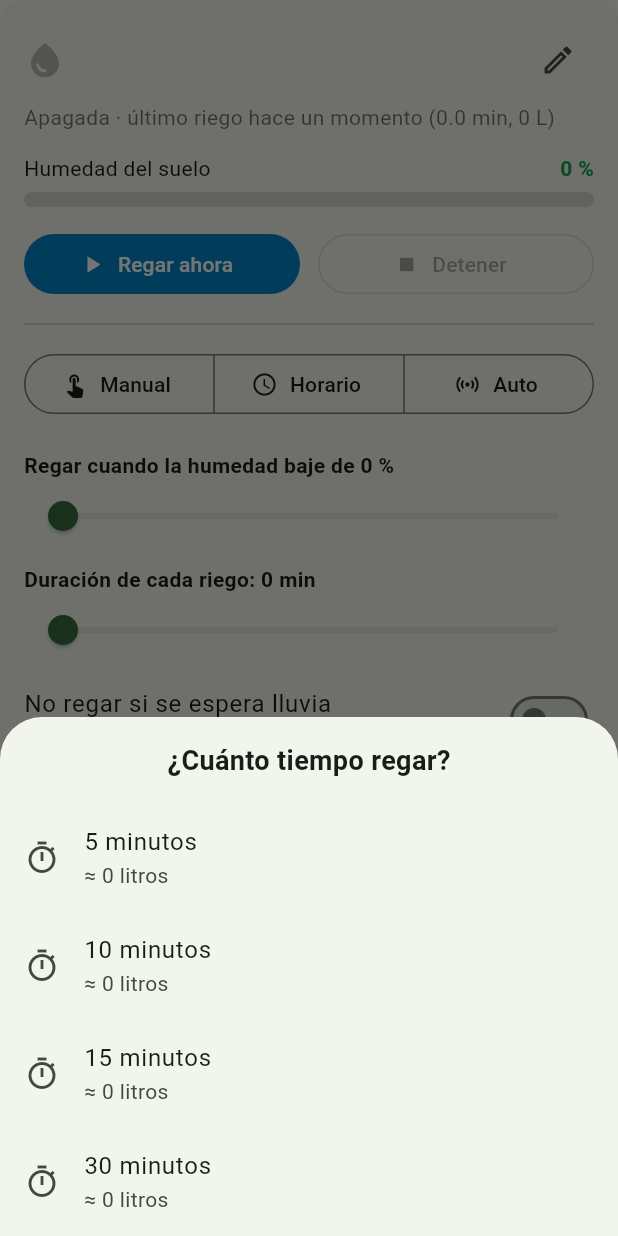
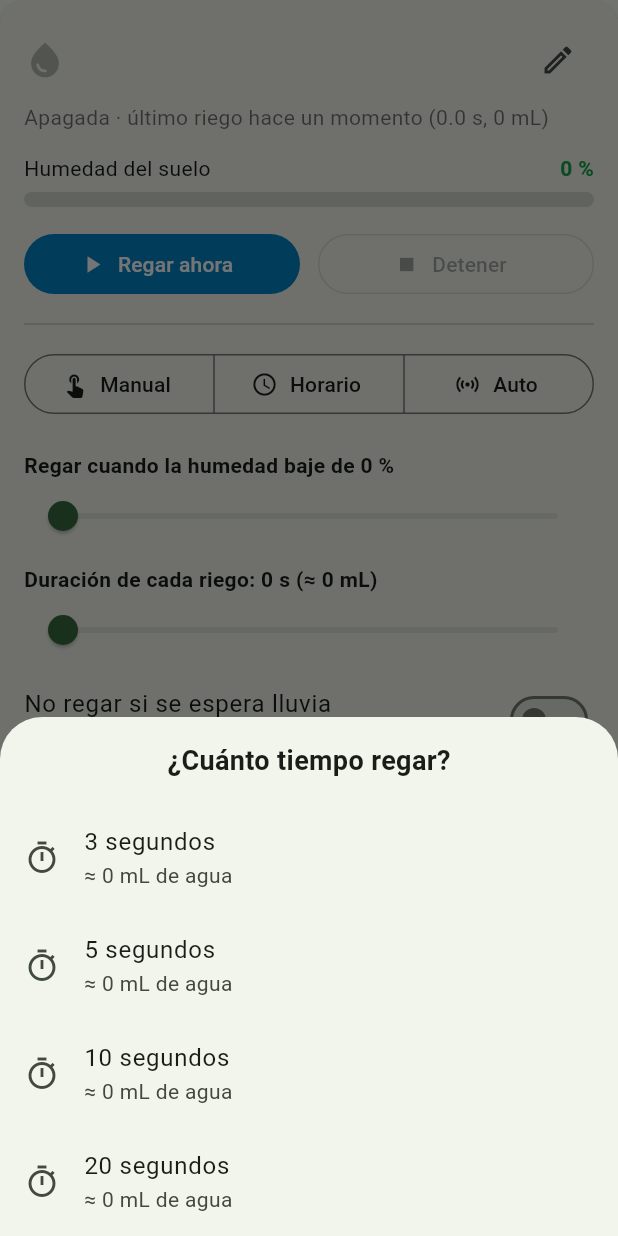
Before and after one commit to al-0001-wagen/U-farm, a Flutter app: the _TarjetaZona widget shown alone on an empty page, opened directly with empty values, after a tap on "Regar ahora", on a phone screen of 412 x 824 dp. Run offline on Flutter 3.47's test engine with Material 3 defaults, Android fonts, the phone set to English and light mode, and no system bars; network calls fail.

Commit message:
Adaptar riego y vidrio a la maqueta
- Riego: 2 zonas con minibombas, duración en segundos y apagado preciso
- Vidrio: servo MG90S con engrane y cremallera (x = r·θ, x(t) = v·t),
  sensor de lluvia y DHT22
- Programas de prueba sin internet para la bomba y el servo
- Corregir la URL de Firebase en ganado.dart y ponerla en las placas
- Revisar en GitHub que los programas de Arduino compilen

Co-Authored-By: Claude Opus 5.5 <noreply@anthropic.com>
Claude-Session: https://claude.ai/code/session_01Kb4KFsWrrPkYPSSWyovCWL

```diff
--- a/lib/ganado.dart
+++ b/lib/ganado.dart
@@ -16,7 +16,7 @@ import 'package:http/http.dart' as http;
 // ---------------------------------------------------------------------------
 
 /// La misma URL que pusieron en el receptor (sin "/" al final).
-const String urlFirebase = 'https://u-farm-fbd03-default-rtdb.firebaseio.com/;
+const String urlFirebase = 'https://u-farm-fbd03-default-rtdb.firebaseio.com';
 
 /// Rangos normales de un conejo adulto. Confírmenlos con un veterinario
 /// y ajústenlos si usan otro animal (por ejemplo, gallinas).
--- a/lib/riego.dart
+++ b/lib/riego.dart
@@ -27,7 +27,7 @@ class ConfigZona {
   String nombre;
   String modo; // 'manual', 'horario' o 'auto'
   List<String> horarios; // 'HH:MM'
-  int duracionMin;
+  int duracionSeg;
   int umbralHumedad;
   bool saltarSiLlueve;
   double caudalLpm;
@@ -36,7 +36,7 @@ class ConfigZona {
     required this.nombre,
     required this.modo,
     required this.horarios,
-    required this.duracionMin,
+    required this.duracionSeg,
     required this.umbralHumedad,
     required this.saltarSiLlueve,
     required this.caudalLpm,
@@ -51,10 +51,10 @@ class ConfigZona {
       horarios: horarios is List
           ? horarios.whereType<String>().toList()
           : <String>[],
-      duracionMin: (j['duracionMin'] as num?)?.round() ?? 10,
+      duracionSeg: (j['duracionSeg'] as num?)?.round() ?? 5,
       umbralHumedad: (j['umbralHumedad'] as num?)?.round() ?? 35,
       saltarSiLlueve: (j['saltarSiLlueve'] as bool?) ?? true,
-      caudalLpm: (j['caudalLpm'] as num?)?.toDouble() ?? 8,
+      caudalLpm: (j['caudalLpm'] as num?)?.toDouble() ?? 1.5,
     );
   }
 
@@ -62,7 +62,7 @@ class ConfigZona {
         'nombre': nombre,
         'modo': modo,
         'horarios': horarios,
-        'duracionMin': duracionMin,
+        'duracionSeg': duracionSeg,
         'umbralHumedad': umbralHumedad,
         'saltarSiLlueve': saltarSiLlueve,
         'caudalLpm': caudalLpm,
@@ -77,8 +77,8 @@ class EstadoZona {
   final String motivo;
   final int? lluviaHoy;
   final DateTime? ultimoRiego;
-  final double? ultimoMin;
-  final int? ultimoLitros;
+  final double? ultimoSeg;
+  final int? ultimoMl;
   final DateTime? actualizado;
 
   const EstadoZona({
@@ -89,8 +89,8 @@ class EstadoZona {
     this.motivo = '',
     this.lluviaHoy,
     this.ultimoRiego,
-    this.ultimoMin,
-    this.ultimoLitros,
+    this.ultimoSeg,
+    this.ultimoMl,
     this.actualizado,
   });
 
@@ -106,8 +106,8 @@ class EstadoZona {
       motivo: (j['motivo'] as String?) ?? '',
       lluviaHoy: (j['lluviaHoy'] as num?)?.round(),
       ultimoRiego: fecha(j['ultimoRiego']),
-      ultimoMin: (j['ultimoMin'] as num?)?.toDouble(),
-      ultimoLitros: (j['ultimoLitros'] as num?)?.round(),
+      ultimoSeg: (j['ultimoSeg'] as num?)?.toDouble(),
+      ultimoMl: (j['ultimoMl'] as num?)?.round(),
       actualizado: fecha(j['actualizado']),
     );
   }
@@ -160,8 +160,8 @@ class ServicioRiego {
   static Future<void> guardarConfig(String id, ConfigZona config) =>
       _enviar(_url('/$id/config'), config.aJson());
 
-  static Future<void> regar(String id, int minutos) =>
-      _enviar(_url('/$id/comando'), {'accion': 'regar', 'minutos': minutos});
+  static Future<void> regar(String id, int segundos) =>
+      _enviar(_url('/$id/comando'), {'accion': 'regar', 'segundos': segundos});
 
   static Future<void> detener(String id) =>
       _enviar(_url('/$id/comando'), {'accion': 'detener'});
@@ -199,7 +199,7 @@ class _PantallaRiegoState extends State<PantallaRiego> {
     super.initState();
     _cargar();
     _temporizador =
-        Timer.periodic(const Duration(seconds: 5), (_) => _cargar());
+        Timer.periodic(const Duration(seconds: 2), (_) => _cargar());
   }
 
   @override
@@ -242,7 +242,7 @@ class _PantallaRiegoState extends State<PantallaRiego> {
   @override
   Widget build(BuildContext context) {
     final zonas = _zonas;
-    final litrosHoy = zonas == null ? 0 : _litrosDeHoy(zonas);
+    final mlHoy = zonas == null ? 0 : _mlDeHoy(zonas);
 
     return Scaffold(
       backgroundColor: const Color(0xFFF1EFE8),
@@ -280,17 +280,17 @@ class _PantallaRiegoState extends State<PantallaRiego> {
                   ),
                 if (zonas.isNotEmpty) ...[
                   _resumenLluvia(zonas),
-                  if (litrosHoy > 0)
+                  if (mlHoy > 0)
                     _aviso(Icons.water, 'Agua usada en los últimos riegos de hoy: '
-                        '$litrosHoy L aprox.', _azul),
+                        '$mlHoy mL aprox.', _azul),
                 ],
                 for (final z in zonas)
                   _TarjetaZona(
                     zona: z,
                     alCambiar: () => _guardar(z),
-                    alRegar: (min) => _ejecutar(
-                      () => ServicioRiego.regar(z.id, min),
-                      'Orden enviada: regar $min min. '
+                    alRegar: (seg) => _ejecutar(
+                      () => ServicioRiego.regar(z.id, seg),
+                      'Orden enviada: regar $seg s. '
                       'El controlador la aplicará en unos segundos.',
                     ),
                     alDetener: () => _ejecutar(
@@ -303,7 +303,7 @@ class _PantallaRiegoState extends State<PantallaRiego> {
     );
   }
 
-  int _litrosDeHoy(List<ZonaRiego> zonas) {
+  int _mlDeHoy(List<ZonaRiego> zonas) {
     final hoy = DateTime.now();
     var total = 0;
     for (final z in zonas) {
@@ -312,7 +312,7 @@ class _PantallaRiegoState extends State<PantallaRiego> {
           f.year == hoy.year &&
           f.month == hoy.month &&
           f.day == hoy.day) {
-        total += z.estado.ultimoLitros ?? 0;
+        total += z.estado.ultimoMl ?? 0;
       }
     }
     return total;
@@ -364,7 +364,7 @@ class _PantallaRiegoState extends State<PantallaRiego> {
 class _TarjetaZona extends StatelessWidget {
   final ZonaRiego zona;
   final VoidCallback alCambiar;
-  final void Function(int minutos) alRegar;
+  final void Function(int segundos) alRegar;
   final VoidCallback alDetener;
 
   const _TarjetaZona({
@@ -446,9 +446,9 @@ class _TarjetaZona extends StatelessWidget {
       color = Colors.orange.shade800;
     } else if (e.ultimoRiego != null) {
       texto = 'Apagada · último riego ${_haceCuanto(e.ultimoRiego!)}';
-      if (e.ultimoMin != null) texto += ' (${e.ultimoMin} min';
-      if (e.ultimoLitros != null) texto += ', ${e.ultimoLitros} L';
-      if (e.ultimoMin != null) texto += ')';
+      if (e.ultimoSeg != null) texto += ' (${e.ultimoSeg} s';
+      if (e.ultimoMl != null) texto += ', ${e.ultimoMl} mL';
+      if (e.ultimoSeg != null) texto += ')';
       if (e.motivo.startsWith('omitido')) texto += '\nÚltimo programado: ${e.motivo}';
     } else {
       texto = 'Apagada';
@@ -607,12 +607,13 @@ class _TarjetaZona extends StatelessWidget {
 
   Widget _deslizadorDuracion() {
     return _SliderGuardable(
-      titulo: (v) => 'Duración de cada riego: $v min',
-      valor: c.duracionMin,
+      titulo: (v) =>
+          'Duración de cada riego: $v s (≈ ${_ml(v)} mL)',
+      valor: c.duracionSeg,
       min: 1,
       max: 60,
       alSoltar: (v) {
-        c.duracionMin = v;
+        c.duracionSeg = v;
         alCambiar();
       },
     );
@@ -632,10 +633,13 @@ class _TarjetaZona extends StatelessWidget {
     );
   }
 
+  /// Mililitros que echa la bomba en [segundos], según su caudal en L/min.
+  int _ml(int segundos) => (segundos / 60 * c.caudalLpm * 1000).round();
+
   // ----- Diálogos -----
 
   Future<void> _elegirMinutos(BuildContext context) async {
-    final minutos = await showModalBottomSheet<int>(
+    final segundos = await showModalBottomSheet<int>(
       context: context,
       builder: (ctx) => SafeArea(
         child: Column(
@@ -646,18 +650,18 @@ class _TarjetaZona extends StatelessWidget {
               child: Text('¿Cuánto tiempo regar?',
                   style: TextStyle(fontSize: 18, fontWeight: FontWeight.w700)),
             ),
-            for (final m in [5, 10, 15, 30])
+            for (final s in [3, 5, 10, 20])
               ListTile(
                 leading: const Icon(Icons.timer_outlined),
-                title: Text('$m minutos'),
-                subtitle: Text('≈ ${(m * c.caudalLpm).round()} litros'),
-                onTap: () => Navigator.pop(ctx, m),
+                title: Text('$s segundos'),
+                subtitle: Text('≈ ${_ml(s)} mL de agua'),
+                onTap: () => Navigator.pop(ctx, s),
               ),
           ],
         ),
       ),
     );
-    if (minutos != null) alRegar(minutos);
+    if (segundos != null) alRegar(segundos);
   }
 
   Future<void> _agregarHorario(BuildContext context) async {
```
Also changed, not shown: lib/vidrios.dart (+62 -29 lines), 7 other files.
